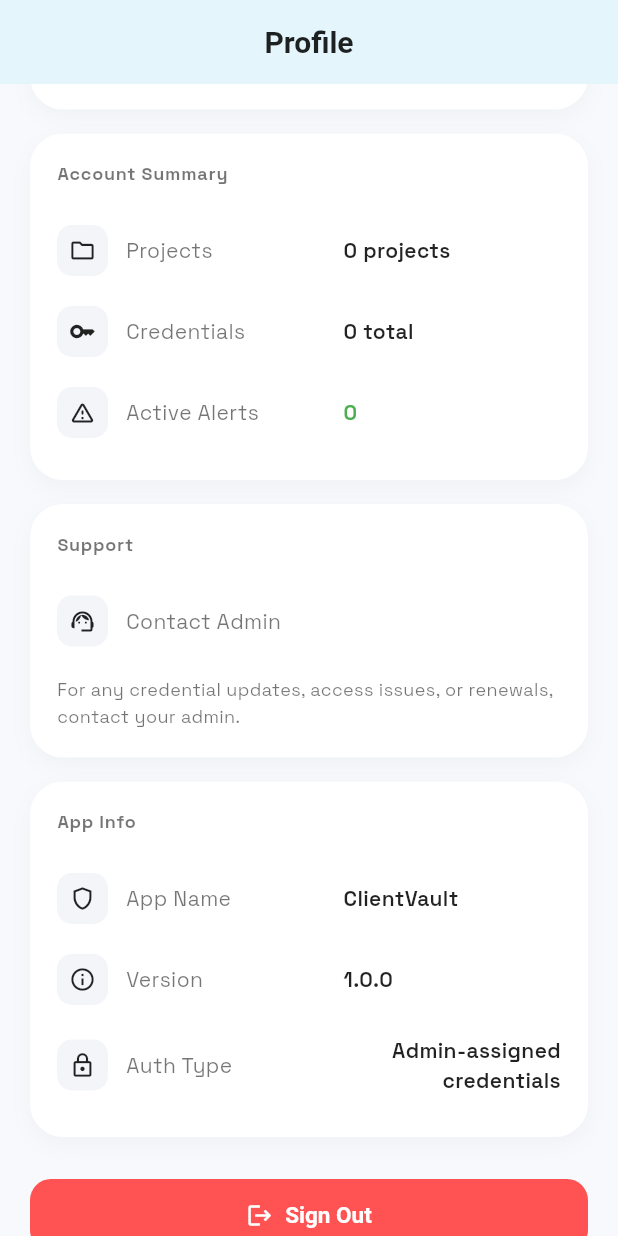
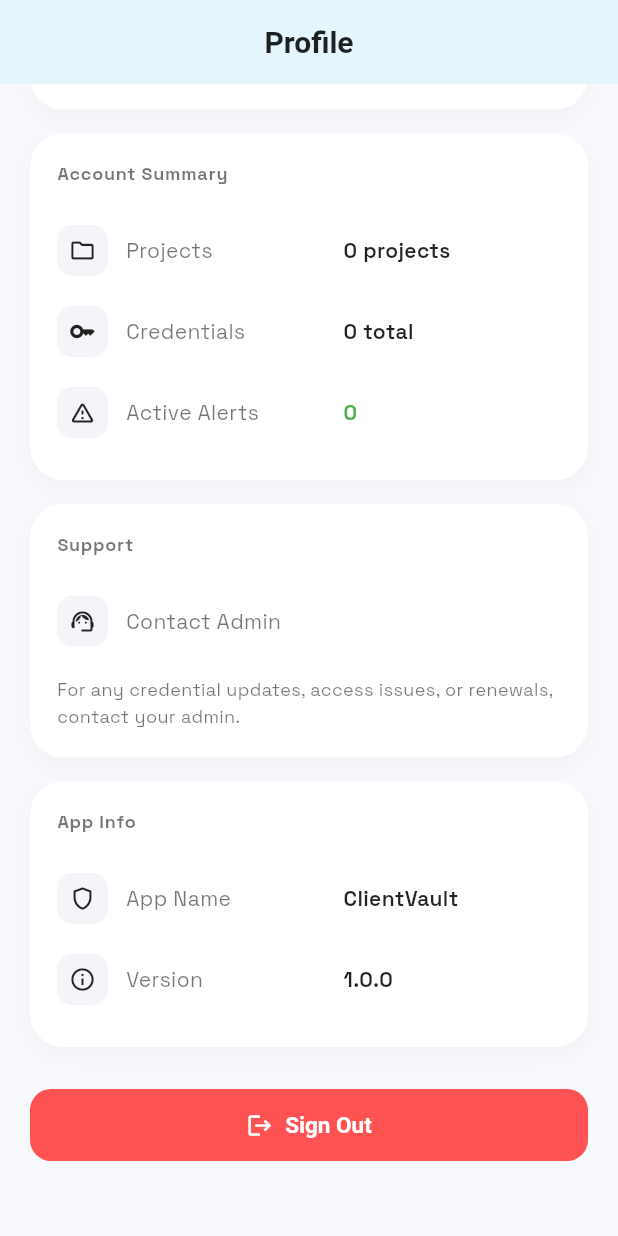
Before and after one commit to PIXELMIND-SOLUTION/Ownerapppixelmind, a Flutter app: the ProfileScreen screen opened directly with empty values, scrolled down 440 dp, on a phone screen of 412 x 824 dp. Run offline on Flutter 3.47's test engine with Material 3 defaults, Android fonts, the light colour scheme and no system bars; our stand-ins replace google_fonts, image_picker; network calls fail.

Commit message:
small change

```diff
--- a/lib/screens/profile_screen.dart
+++ b/lib/screens/profile_screen.dart
@@ -575,11 +575,11 @@ class ProfileScreen extends StatelessWidget {
                     label: 'Version',
                     value: '1.0.0',
                   ),
-                  _InfoRow(
-                    icon: Icons.lock_outline,
-                    label: 'Auth Type',
-                    value: 'Admin-assigned credentials',
-                  ),
+                  // _InfoRow(
+                  //   icon: Icons.lock_outline,
+                  //   label: 'Auth Type',
+                  //   value: 'Admin-assigned credentials',
+                  // ),
                 ],
               ),
               const SizedBox(height: 28),
```
